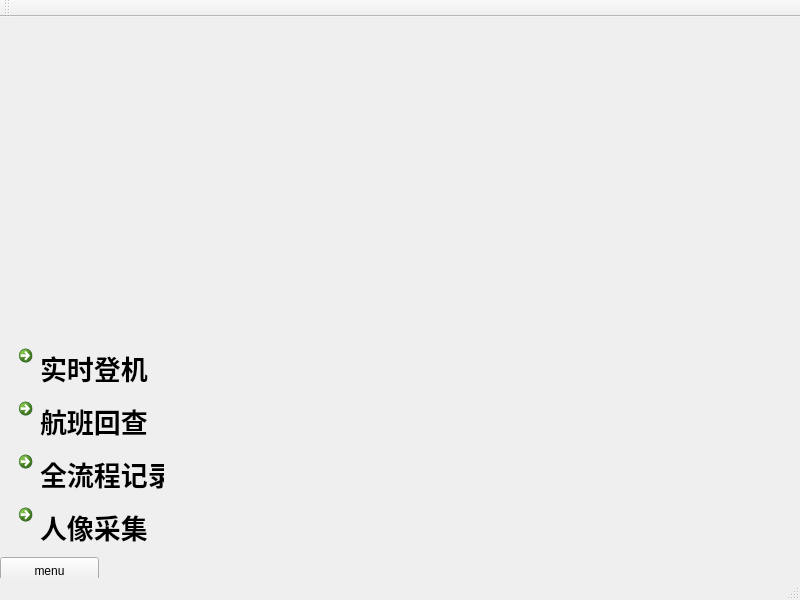
Old version of the form BoardingControl_Linux/homepage.ui in the repository 17719543022/Review.
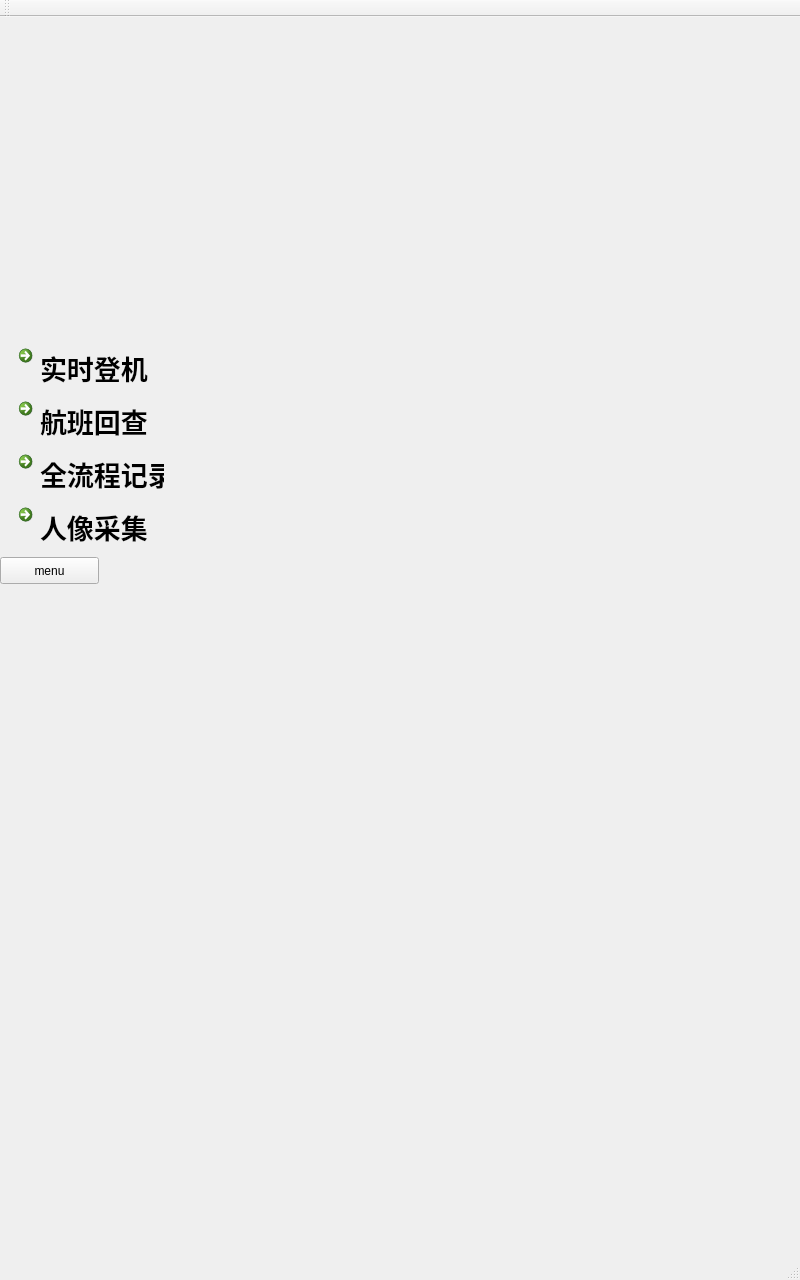
New version of the form.

Diff of the .ui file:
```diff
--- a/BoardingControl_Linux/homepage.ui
+++ b/BoardingControl_Linux/homepage.ui
@@ -7,7 +7,7 @@
     <x>0</x>
     <y>0</y>
     <width>800</width>
-    <height>600</height>
+    <height>1280</height>
    </rect>
   </property>
   <property name="windowTitle">
```
